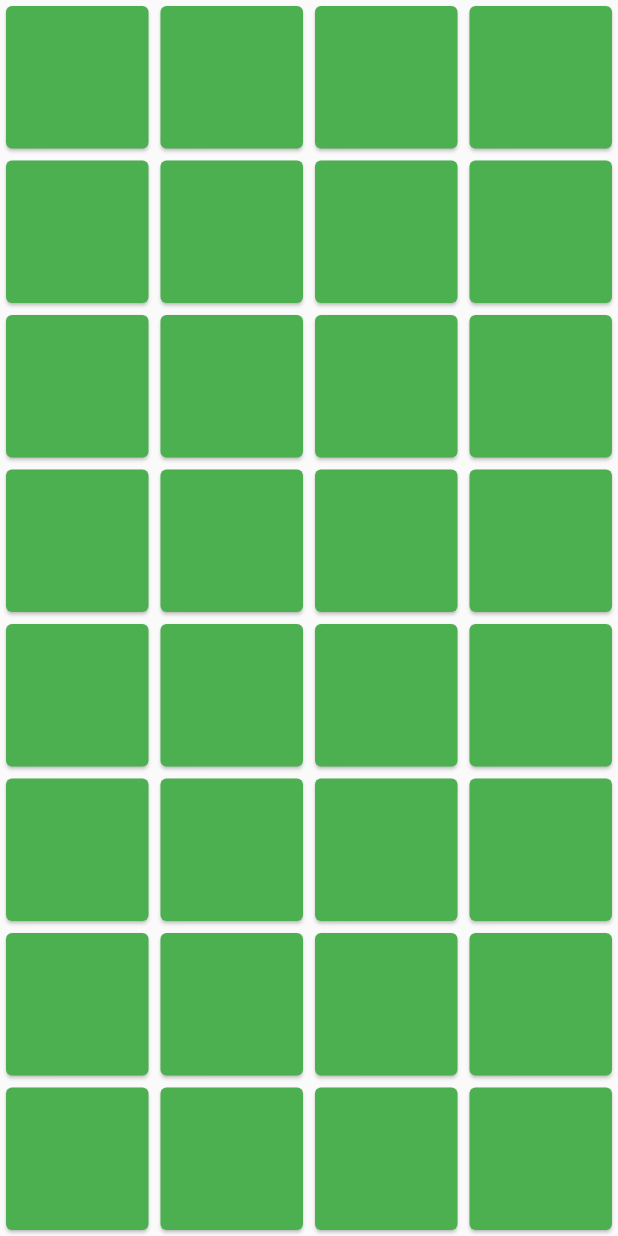
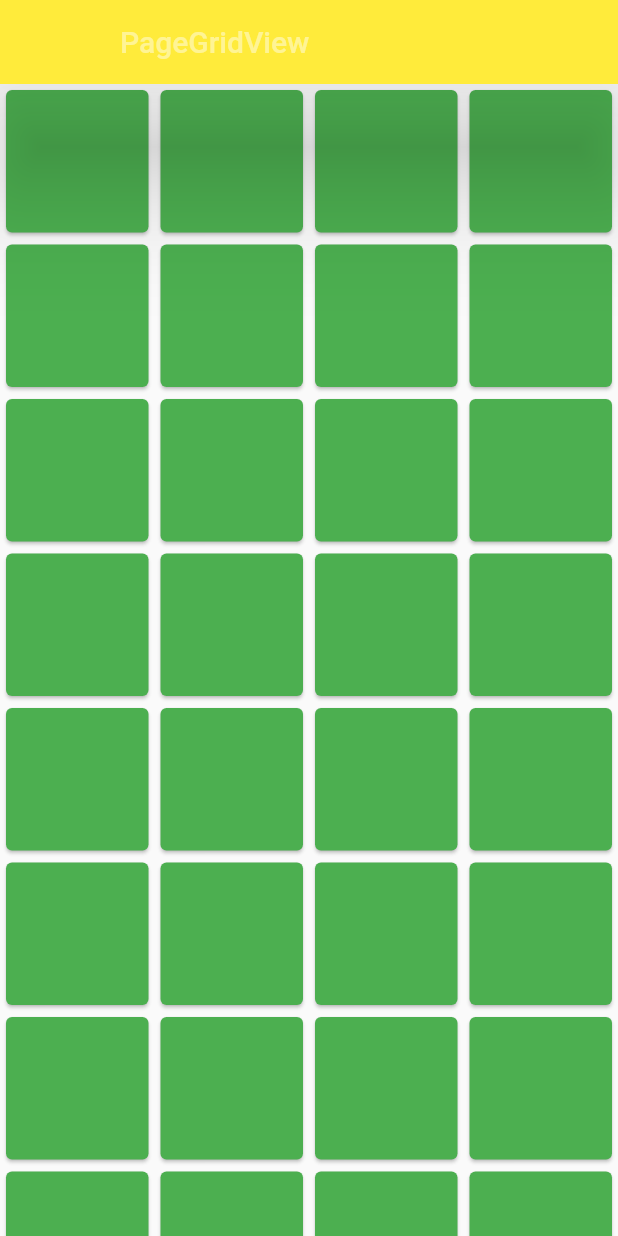
Before and after one commit to dunprek/udacoding_happy_flutter, a Flutter app: the screen it shows after launch, on a phone screen of 412 x 824 dp. Run offline on Flutter 3.47's test engine with Material 2 defaults, Android fonts, the phone set to English and light mode, and no system bars.

Commit message:
app bar basic

```diff
--- a/lib/main.dart
+++ b/lib/main.dart
@@ -47,6 +47,13 @@ class _PageGridViewState extends State<PageGridView> {
   @override
   Widget build(BuildContext context) {
     return Scaffold(
+      appBar: AppBar(
+        title: Text('PageGridView'),
+        backgroundColor: Colors.yellow,
+        titleSpacing: 80.0,
+        elevation: 35.0,
+        toolbarOpacity: 0.5,
+      ),
       body: GridView.builder(
           gridDelegate:
               new SliverGridDelegateWithFixedCrossAxisCount(crossAxisCount: 4),
```
